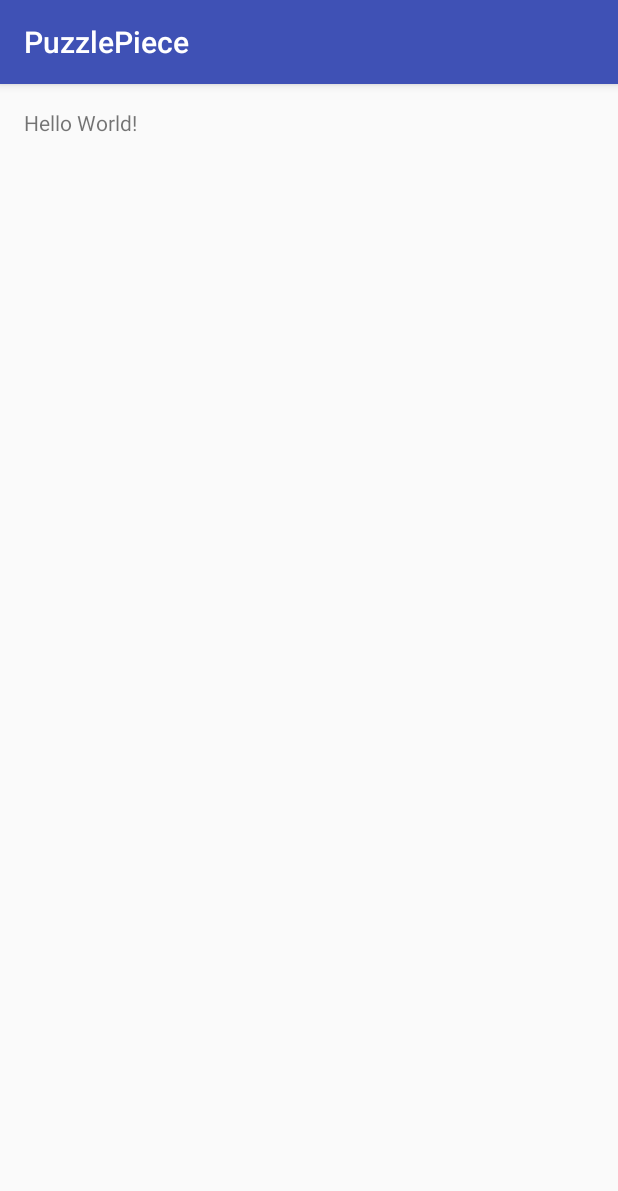
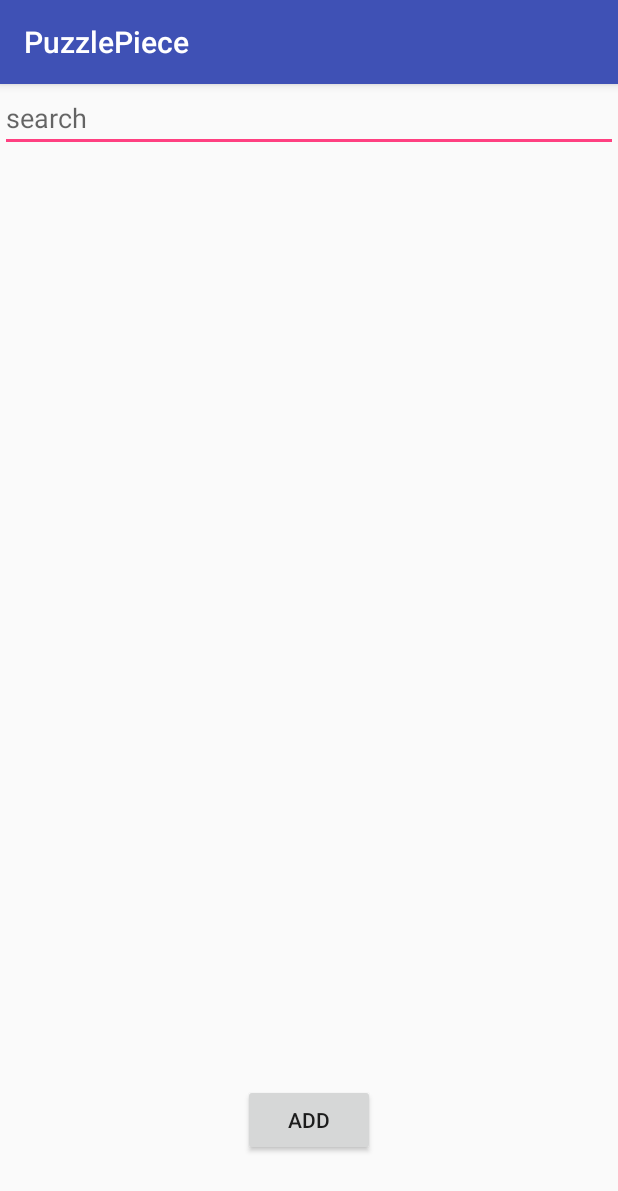
Before and after one commit to HanSeungBeom/PuzzlePiece, an Android app: the screen it shows after launch (MainActivity), on a phone screen of 412 x 824 dp. Shown: the top 1191 px of the screen. Run offline under Robolectric (Android 15) with nearby library versions, the phone set to English and light mode, and no system bars; libraries missing offline, so code that uses them is left out: io.realm; 1 statement that could not run was skipped.

Commit message:
메인액티비티 간단한 UI구성 및 친구추가 기능.

```diff
--- a/app/build.gradle
+++ b/app/build.gradle
@@ -25,5 +25,7 @@ dependencies {
         exclude group: 'com.android.support', module: 'support-annotations'
     })
     compile 'com.android.support:appcompat-v7:25.1.0'
+    compile 'com.android.support:recyclerview-v7:25.1.0'
+
     testCompile 'junit:junit:4.12'
 }
--- a/app/src/main/res/layout/activity_main.xml
+++ b/app/src/main/res/layout/activity_main.xml
@@ -1,17 +1,48 @@
 <?xml version="1.0" encoding="utf-8"?>
-<RelativeLayout xmlns:android="http://schemas.android.com/apk/res/android"
+<LinearLayout xmlns:android="http://schemas.android.com/apk/res/android"
     xmlns:tools="http://schemas.android.com/tools"
-    android:id="@+id/activity_main"
     android:layout_width="match_parent"
     android:layout_height="match_parent"
-    android:paddingBottom="@dimen/activity_vertical_margin"
-    android:paddingLeft="@dimen/activity_horizontal_margin"
-    android:paddingRight="@dimen/activity_horizontal_margin"
-    android:paddingTop="@dimen/activity_vertical_margin"
+    android:orientation="vertical"
     tools:context="bumbums.puzzlepiece.MainActivity">
 
-    <TextView
-        android:layout_width="wrap_content"
-        android:layout_height="wrap_content"
-        android:text="Hello World!" />
-</RelativeLayout>
+    <LinearLayout
+        android:layout_width="match_parent"
+        android:layout_height="0dp"
+        android:layout_weight="1">
+        <EditText
+            android:id="@+id/et_search"
+            android:layout_width="match_parent"
+            android:layout_height="wrap_content"
+            android:hint="search"/>
+
+    </LinearLayout>
+
+    <LinearLayout
+        android:layout_width="match_parent"
+        android:layout_height="0dp"
+        android:layout_weight="3">
+    <android.support.v7.widget.RecyclerView
+        android:id="@+id/rv_friends"
+        android:layout_width="match_parent"
+        android:layout_height="match_parent"
+        android:padding="8dp">
+    </android.support.v7.widget.RecyclerView>
+
+
+    </LinearLayout>
+
+    <RelativeLayout
+        android:layout_width="match_parent"
+        android:layout_height="0dp"
+        android:layout_weight="1">
+        <Button
+            android:text="add"
+            android:layout_width="wrap_content"
+            android:layout_height="wrap_content"
+            android:layout_centerInParent="true"
+            android:onClick="addFriend"/>
+    </RelativeLayout>
+
+
+</LinearLayout>
--- a/app/src/main/res/values/colors.xml
+++ b/app/src/main/res/values/colors.xml
@@ -3,4 +3,8 @@
     <color name="colorPrimary">#3F51B5</color>
     <color name="colorPrimaryDark">#303F9F</color>
     <color name="colorAccent">#FF4081</color>
+    <color name="Grey300">#e0e0e0</color>
+    <color name="Grey100">#f5f5f5</color>
+    <color name="Grey50">#fafafa</color>
+    <color name="white">#ffffff</color>
 </resources>
```
Also changed, not shown: app/src/main/java/bumbums/puzzlepiece/MainActivity.java (+31 -0 lines), app/src/main/java/bumbums/puzzlepiece/Task.java (added, +13 -0 lines).
